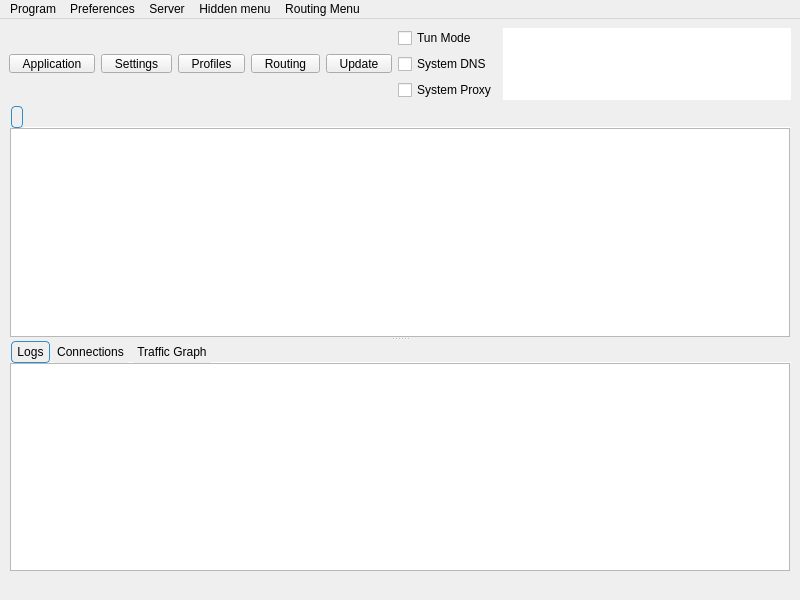
Qt form include/ui/mainwindow.ui (shengmo0210/Throne) before a commit.
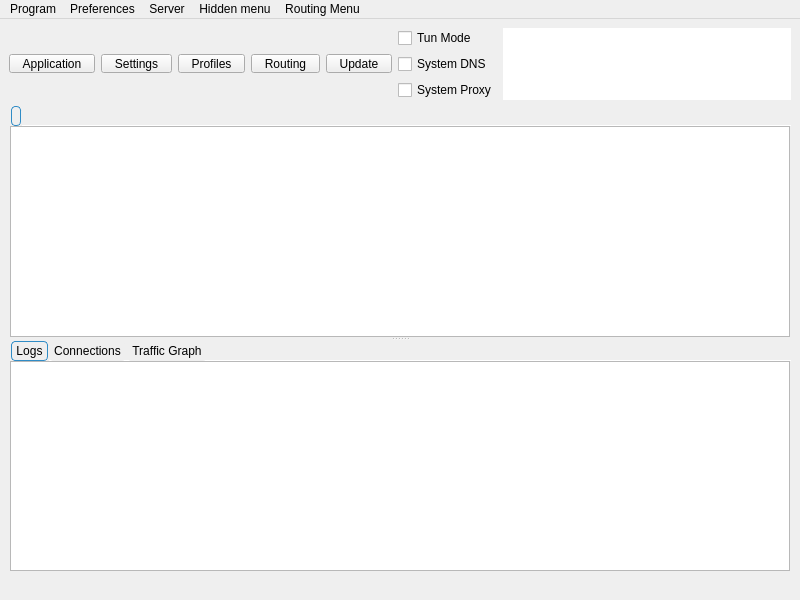
The same form after that commit. Icons and pictures are not drawn. Custom widgets are drawn as their Qt base class.

Patch:
```diff
--- a/include/ui/mainwindow.ui
+++ b/include/ui/mainwindow.ui
@@ -327,10 +327,10 @@
     background-color: palette(button);
     color: palette(button-text);
 
-    border: 1px solid palette(mid);
+    border: 1px solid palette(midlight);
 
     border-radius: 4px;
-    padding: 3px 5px;
+    padding: 2px 4px;
     margin-right: 1px;
 }
 
@@ -452,10 +452,10 @@
     background-color: palette(button);
     color: palette(button-text);
 
-    border: 1px solid palette(mid);
+    border: 1px solid palette(midlight);
 
     border-radius: 4px;
-    padding: 3px 5px;
+    padding: 2px 4px;
     margin-right: 1px;
 }
 
```
Left out of the diff: 6 changed lines with no effect on the pictures.
